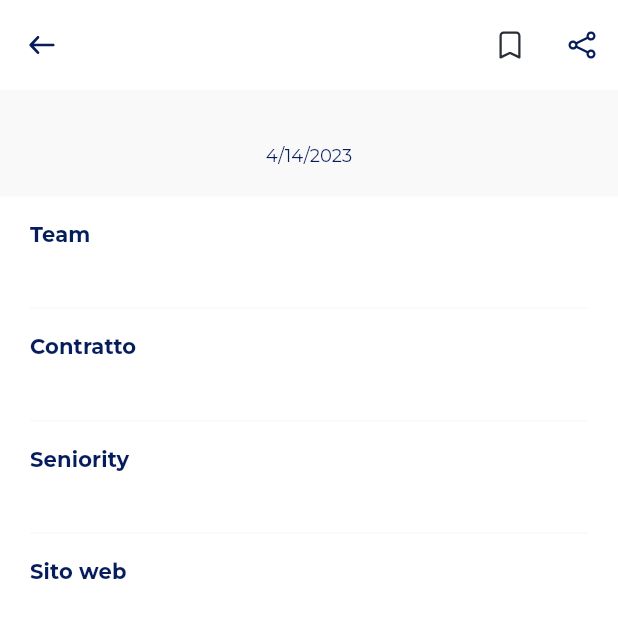
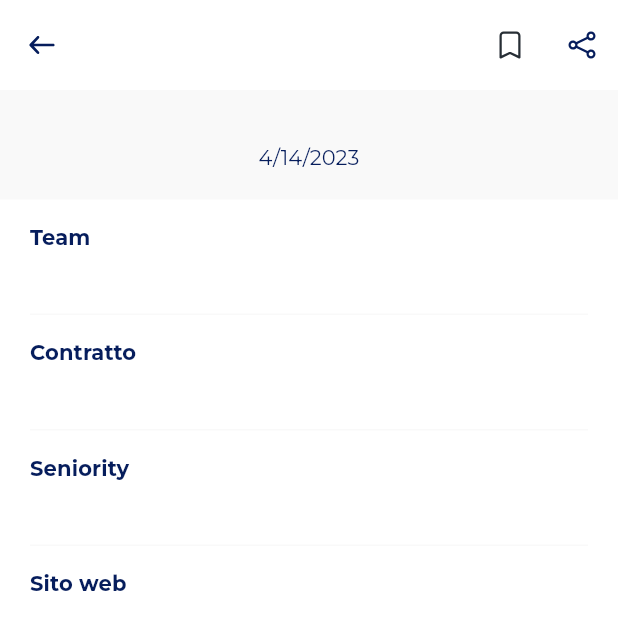
Before and after one commit to manugando/hackathon-fudeo-offertelavoroflutter-it-app, a Flutter app: the HiringJobOfferDetailScreen screen opened directly with empty values, on a phone screen of 412 x 824 dp. Shown: the top 630 px of the screen. Run offline on Flutter 3.47's test engine with Material 2 defaults, Android fonts, the phone set to English and light mode, and no system bars; our stand-ins replace bloc, flutter_bloc, flutter_dotenv, flutter_svg, freezed_annotation, google_fonts and 4 more; generated files the repository leaves out were written again; network calls fail; project files that could hold a hidden picture were left out.

Commit message:
Incremented the size of some texts after testing on a real device

```diff
--- a/offertelavoroflutter_app/lib/modules/common/widgets/header_with_search.dart
+++ b/offertelavoroflutter_app/lib/modules/common/widgets/header_with_search.dart
@@ -102,7 +102,9 @@ class BottomAppBar extends StatelessWidget with PreferredSizeWidget {
                 ),
                 suffixIcon: _buildClearSearchFieldIcon(),
                 label: Text(AppLocalizations.of(context)!.hiringJobOfferSearchPlaceholder,
-                  style: Theme.of(context).textTheme.bodySmall?.copyWith(color: Styles.lightText)
+                  maxLines: 1,
+                  overflow: TextOverflow.ellipsis,
+                  style: Theme.of(context).textTheme.bodyMedium?.copyWith(color: Styles.lightText)
                 )
               ),
             )
--- a/offertelavoroflutter_app/lib/modules/hiring_job_offer/widgets/hiring_job_offer_detail_info.dart
+++ b/offertelavoroflutter_app/lib/modules/hiring_job_offer/widgets/hiring_job_offer_detail_info.dart
@@ -17,7 +17,7 @@ class HiringJobofferDetailInfo extends StatelessWidget {
     Widget info = GestureDetector(
       onTap: () => AppUrlLauncher.openUrlInBrowser(url),
       child: Text(url,
-        style: Theme.of(context).textTheme.bodySmall?.copyWith(decoration: TextDecoration.underline)
+        style: Theme.of(context).textTheme.bodyMedium?.copyWith(decoration: TextDecoration.underline)
       )
     );
 
@@ -27,7 +27,7 @@ class HiringJobofferDetailInfo extends StatelessWidget {
   Widget _buildSelectOptionInfo(String title, SelectOption? selectOption, BuildContext context) {
     if(selectOption == null) return const SizedBox();
 
-    Widget info = Text(selectOption.name, style: Theme.of(context).textTheme.bodySmall);
+    Widget info = Text(selectOption.name, style: Theme.of(context).textTheme.bodyMedium);
     return _buildInfo(title, info, context);
   }
 
@@ -36,7 +36,7 @@ class HiringJobofferDetailInfo extends StatelessWidget {
 
     Widget info = MultiStyleText(
       items: styledText,
-      baseStyle: Theme.of(context).textTheme.bodySmall
+      baseStyle: Theme.of(context).textTheme.bodyMedium
     );
     return _buildInfo(title, info, context);
   }
--- a/offertelavoroflutter_app/lib/modules/hiring_job_offer/widgets/hiring_job_offer_detail_title.dart
+++ b/offertelavoroflutter_app/lib/modules/hiring_job_offer/widgets/hiring_job_offer_detail_title.dart
@@ -58,7 +58,7 @@ class HiringJobOfferDetailTitle extends StatelessWidget {
 
     return MultiStyleText(
       items: hiringJobOffer.name!,
-      baseStyle: Theme.of(context).textTheme.titleMedium,
+      baseStyle: Theme.of(context).textTheme.titleLarge,
       textAlign: TextAlign.center
     );
   }
@@ -112,7 +112,7 @@ class HiringJobOfferDetailTitle extends StatelessWidget {
 
     return MultiStyleText(
       items: hiringJobOffer.nomeAzienda!,
-      baseStyle: Theme.of(context).textTheme.bodySmall?.copyWith(color: Styles.primaryDark),
+      baseStyle: Theme.of(context).textTheme.bodyMedium?.copyWith(color: Styles.primaryDark),
       textAlign: TextAlign.center,
     );
   }
@@ -122,7 +122,7 @@ class HiringJobOfferDetailTitle extends StatelessWidget {
 
     return MultiStyleText(
       items: hiringJobOffer.localita!,
-      baseStyle: Theme.of(context).textTheme.bodySmall?.copyWith(color: Styles.primaryDark),
+      baseStyle: Theme.of(context).textTheme.bodyMedium?.copyWith(color: Styles.primaryDark),
       textAlign: TextAlign.center,
     );
   }
@@ -131,7 +131,7 @@ class HiringJobOfferDetailTitle extends StatelessWidget {
     if(hiringJobOffer.jobPosted == null) return null;
 
     return Text(DateFormat.yMd().format(hiringJobOffer.jobPosted!),
-      style: Theme.of(context).textTheme.bodySmall?.copyWith(color: Styles.primaryDark),
+      style: Theme.of(context).textTheme.bodyMedium?.copyWith(color: Styles.primaryDark),
       textAlign: TextAlign.center,
     );
   }
```
